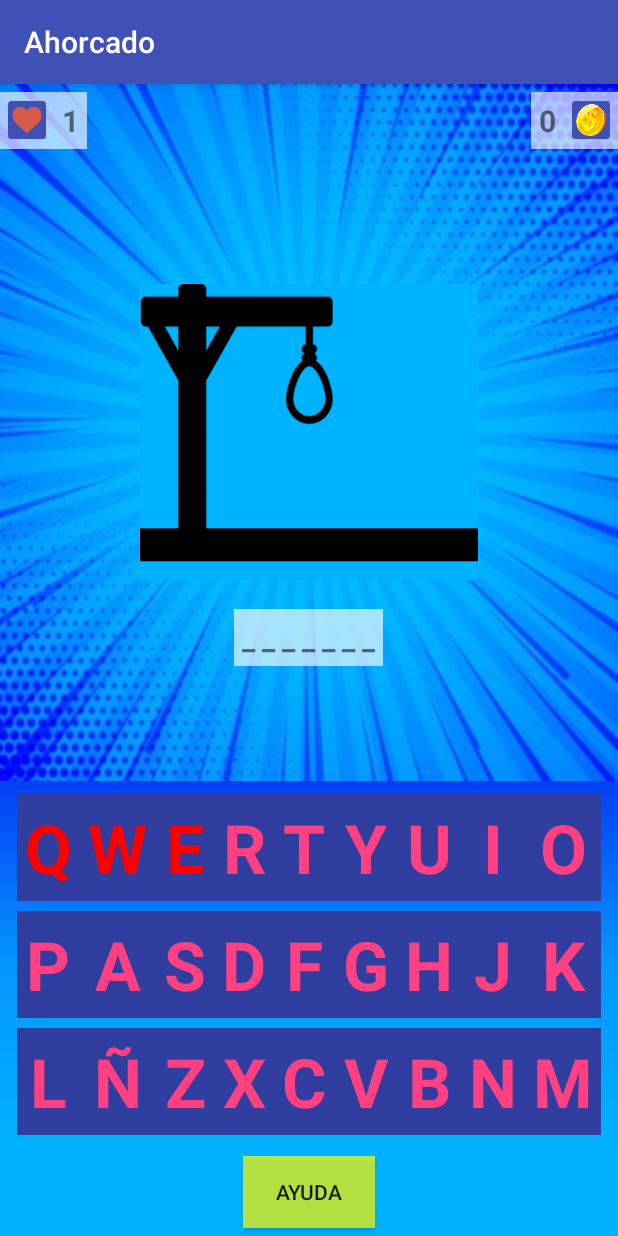
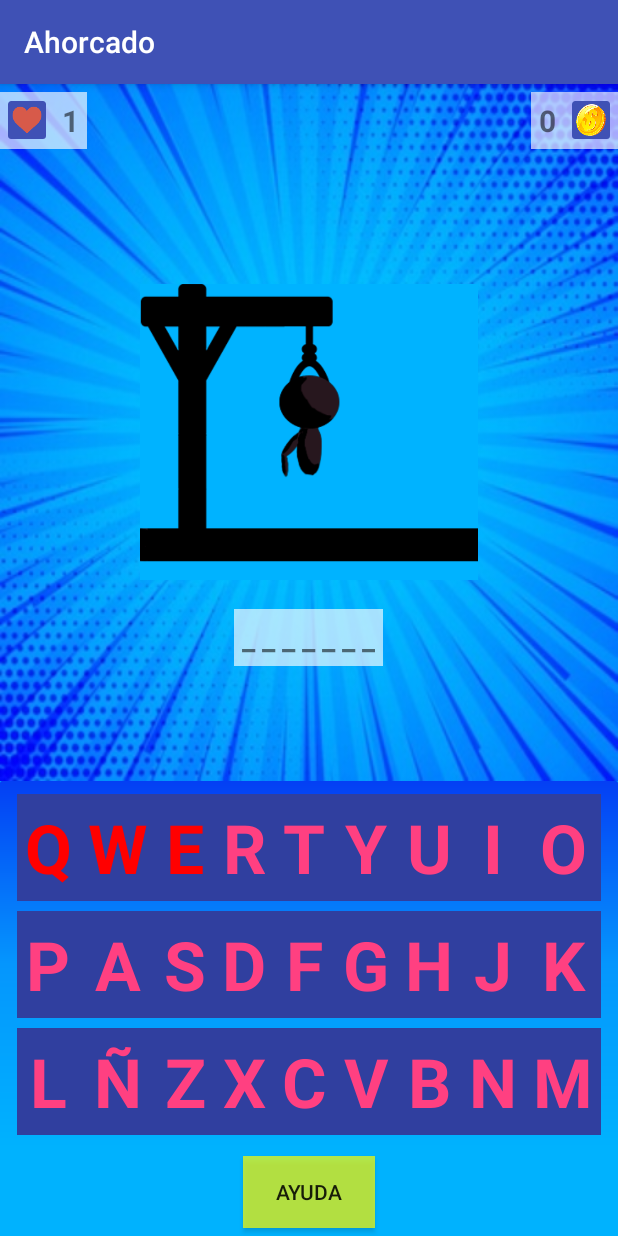
Before and after one commit to PedroJSL/Ahorcado, an Android app: the screen it shows after launch (MainActivity), after a tap on an icon or button, on a phone screen of 412 x 824 dp. Run offline under Robolectric (Android 15) with nearby library versions, the light colour scheme and no system bars; 2 other taps on this screen came first.

Commit message:
Terminar motor de juego

```diff
--- a/app/src/main/java/com/example/pedro/ahorcado/MainActivity.java
+++ b/app/src/main/java/com/example/pedro/ahorcado/MainActivity.java
@@ -2,26 +2,30 @@ package com.example.pedro.ahorcado;
 
 import android.support.v7.app.AppCompatActivity;
 import android.os.Bundle;
-import android.util.Log;
 import android.view.Gravity;
 import android.view.View;
+import android.widget.ImageView;
 import android.widget.TableLayout;
 import android.widget.TableRow;
 import android.widget.TextView;
 
 public class MainActivity extends AppCompatActivity {
+
 private static final String[] letrasESP = {"Q","W","E","R","T","Y","U","I","O","P","A","S","D","F","G","H","J","K","L","Ñ","Z","X","C","V","B","N","M"};
 TableLayout teclado;
 TextView tvPalabraOculta;
+ImageView img;
 MotorJuego mj;
+
     @Override
     protected void onCreate(Bundle savedInstanceState) {
         super.onCreate(savedInstanceState);
         setContentView(R.layout.activity_main);
         teclado = findViewById(R.id.teclado);
+        img = findViewById(R.id.horca);
         crearTeclado();
         tvPalabraOculta = findViewById(R.id.palabraOculta);
-        mj = new MotorJuego();
+        mj = new MotorJuego(img,this);
         mostrarPalabraOculta();
     }
 
@@ -36,6 +40,8 @@ MotorJuego mj;
                 aux.setTextColor(getResources().getColor(R.color.acierto));
                 mostrarPalabraOculta();
             } else {
+                mj.errores++;
+                mj.setImagen();
                 aux.setTextColor(getResources().getColor(R.color.error));
             }
 
--- a/app/src/main/java/com/example/pedro/ahorcado/MotorJuego.java
+++ b/app/src/main/java/com/example/pedro/ahorcado/MotorJuego.java
@@ -1,16 +1,53 @@
 package com.example.pedro.ahorcado;
 
-/**
- * Created by pedro on 16/01/2018.
- */
+import android.content.Context;
+import android.widget.ImageView;
 
 public class MotorJuego {
+
+    int[] imagenesError = {R.drawable.fallo_0, R.drawable.fallo_1, R.drawable.fallo_2,
+            R.drawable.fallo_3, R.drawable.fallo_4, R.drawable.fallo_5, R.drawable.fallo_6};
+
     Palabra p;
     Biblioteca b;
+    Context main;
+    ImageView img;
     //Reproductor r;
+    int errores;
+    int puntuacion;
 
-    public MotorJuego(){
+    public MotorJuego(ImageView img, Context main) {
+        this.img = img;
+        this.main = main;
         b = new Biblioteca();
         p = b.getPalabra();
+        errores = 0;
+        setImagen();
+        puntuacion = 0;
     }
+
+
+    public void setImagen() {
+        if (errores == 6) {
+            partidaPerdida();
+        }
+        img.setImageResource(imagenesError[errores]);
+    }
+
+    public void partidaPerdida() {
+
+    }
+
+    public void partidaGanada(){
+
+    }
+
+    public void iniciarPartida() {
+        p = b.getPalabra();
+        errores = 0;
+        setImagen();
+    }
+
+
+
 }
--- a/app/src/main/java/com/example/pedro/ahorcado/Palabra.java
+++ b/app/src/main/java/com/example/pedro/ahorcado/Palabra.java
@@ -1,8 +1,4 @@
 package com.example.pedro.ahorcado;
-
-/**
- * Created by pedro on 16/01/2018.
- */
 
 public class Palabra {
     private String palabra;
@@ -10,34 +6,40 @@ public class Palabra {
     private String[] palabraOculta;
     private String[] palabraLetraALetra;
 
-    public Palabra(String palabra, String pista){
+    public Palabra(String palabra, String pista) {
         this.palabra = palabra;
         this.pista = pista;
 
         setPalabraOculta();
     }
 
-    public boolean contieneLetra(String letra){
-        if(palabra.contains(letra)){
+    public boolean contieneLetra(String letra) {
+        if (palabra.contains(letra)) {
             descubrirPalabra(letra);
             return true;
         }
         return false;
     }
 
-    private void descubrirPalabra(String letra){
-        for (int i = 0; i <palabraLetraALetra.length ; i++) {
-            if(palabraLetraALetra[i].equals(letra)){
-                palabraOculta[i]=letra;
+    private void descubrirPalabra(String letra) {
+        for (int i = 0; i < palabraLetraALetra.length; i++) {
+            if (palabraLetraALetra[i].equals(letra)) {
+                palabraOculta[i] = letra;
             }
         }
     }
 
+    private boolean palabraDescubierta(){
+        //for (int i)
+    }
 
-    private void setPalabraOculta(){
+
+
+
+    private void setPalabraOculta() {
         palabraLetraALetra = new String[palabra.length()];
-        for (int i = 0; i <palabraLetraALetra.length ; i++) {
-            palabraLetraALetra[i]=String.valueOf(palabra.charAt(i));
+        for (int i = 0; i < palabraLetraALetra.length; i++) {
+            palabraLetraALetra[i] = String.valueOf(palabra.charAt(i));
         }
         palabraOculta = new String[palabraLetraALetra.length];
         for (int i = 0; i < palabraLetraALetra.length; i++) {
@@ -55,8 +57,8 @@ public class Palabra {
 
     public String getPalabraOculta() {
         String aux = "";
-        for (String caracter: palabraOculta) {
-            aux+=caracter+" ";
+        for (String caracter : palabraOculta) {
+            aux += caracter + " ";
         }
         return aux.trim();
     }
```
